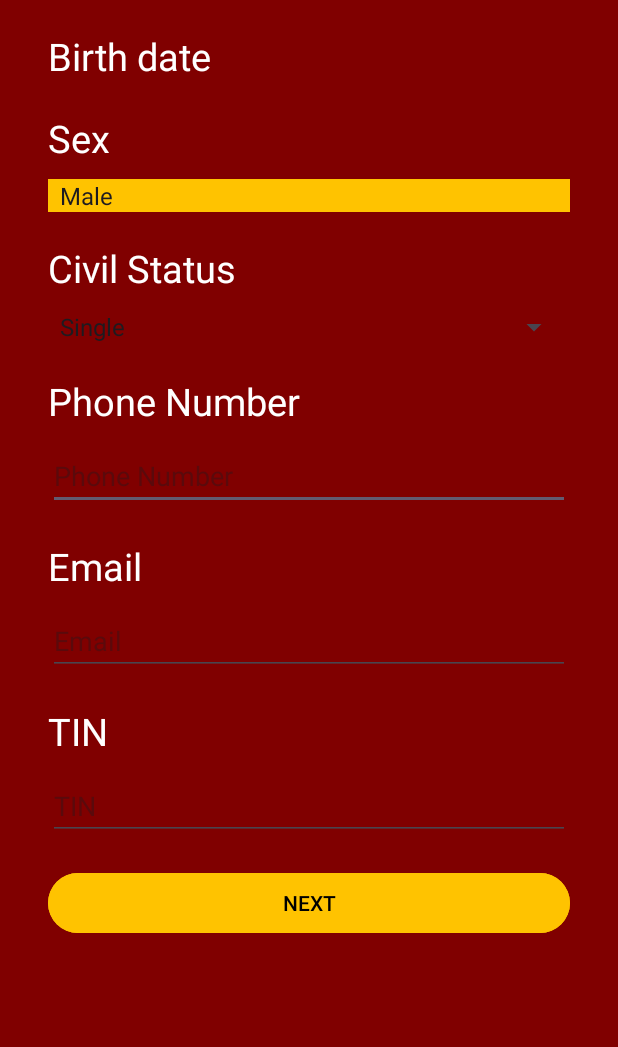
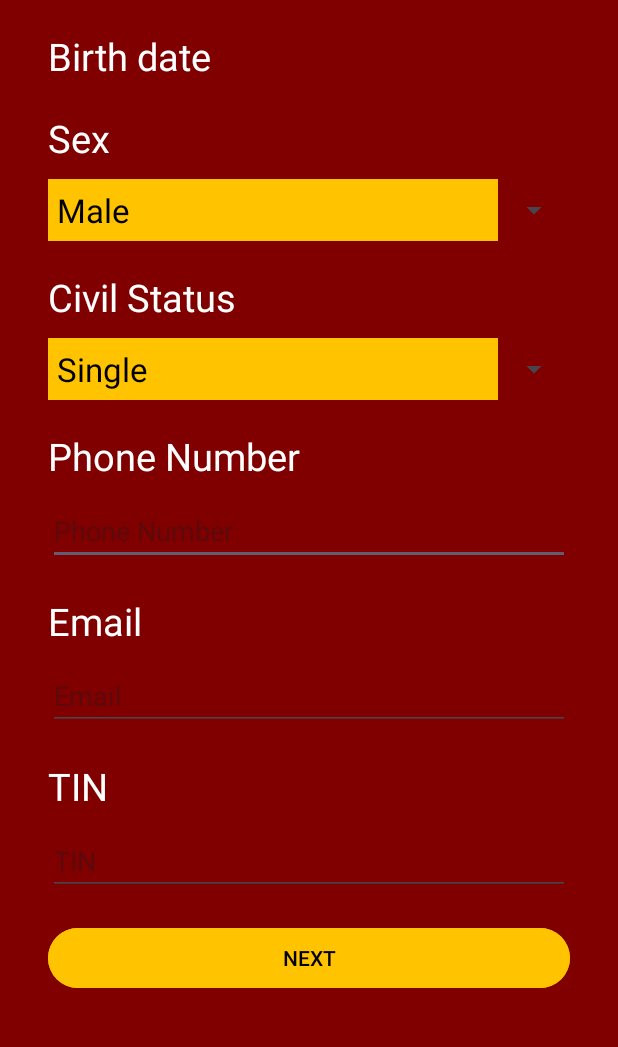
Before and after one commit to fjpecci19/Formulario, an Android app: the screen it shows after launch (MainActivity), on a phone screen of 412 x 824 dp, the part 149-1196 px from its top. Run offline under Robolectric (Android 15) with nearby library versions, the phone set to English and light mode, and no system bars; our stand-ins replace data binding.

Commit message:
Editando spinners

```diff
--- a/app/src/main/java/com/example/formulario/MainActivity.kt
+++ b/app/src/main/java/com/example/formulario/MainActivity.kt
@@ -3,6 +3,8 @@ package com.example.formulario
 import android.graphics.Color
 import androidx.appcompat.app.AppCompatActivity
 import android.os.Bundle
+import android.widget.ArrayAdapter
+import android.widget.Spinner
 
 class MainActivity : AppCompatActivity() {
     override fun onCreate(savedInstanceState: Bundle?) {
@@ -10,5 +12,23 @@ class MainActivity : AppCompatActivity() {
         setContentView(R.layout.activity_main)
 
         window.statusBarColor = Color.parseColor("#800000")
+
+        val spinnersex = findViewById<Spinner>(R.id.sex_edit)
+
+        val listsex = resources.getStringArray(R.array.sex_options)
+
+        val adaptersex = ArrayAdapter<Any?>(this, R.layout.spinner_list, listsex)
+        adaptersex.setDropDownViewResource(R.layout.spinner_list)
+
+        spinnersex.adapter = adaptersex
+
+        val spinnerstatus = findViewById<Spinner>(R.id.civil_status_edit)
+
+        val liststatus = resources.getStringArray(R.array.civil_status_options)
+
+        val adapterstatus = ArrayAdapter<Any?>(this, R.layout.spinner_list, liststatus)
+        adapterstatus.setDropDownViewResource(R.layout.spinner_list)
+
+        spinnerstatus.adapter = adapterstatus
     }
 }
--- a/app/src/main/res/layout/activity_main.xml
+++ b/app/src/main/res/layout/activity_main.xml
@@ -60,9 +60,6 @@
                 android:layout_below="@+id/sex"
                 android:layout_marginTop="10sp"
                 android:entries="@array/sex_options"
-                android:textColor="@color/black"
-                android:background="@color/amarelo"
-                android:popupBackground="@color/amarelo"
                 />
 
             <TextView
@@ -83,7 +80,6 @@
                 android:layout_below="@id/civil_status"
                 android:layout_marginTop="10sp"
                 android:entries="@array/civil_status_options"
-                android:textColor="#000000"
                 />
 
             <TextView
--- /dev/null
+++ b/app/src/main/res/layout/spinner_list.xml
@@ -0,0 +1,11 @@
+<?xml version="1.0" encoding="utf-8"?>
+<TextView
+    xmlns:android="http://schemas.android.com/apk/res/android"
+    android:layout_width="match_parent"
+    android:layout_height="wrap_content"
+    android:background="@color/amarelo"
+    android:popupBackground="@color/amarelo"
+    android:textColor="@color/black"
+    android:textSize="22sp"
+    android:padding="6dp"
+    />
--- a/app/src/main/res/values/strings.xml
+++ b/app/src/main/res/values/strings.xml
@@ -10,6 +10,7 @@
     <string-array name="civil_status_options">
         <item>Single</item>
         <item>Married</item>
+        <item>Widower/Widow</item>
     </string-array>
     <string name="phone_number">Phone Number</string>
     <string name="email">Email</string>
```
Also changed, not shown: 1 other file.
